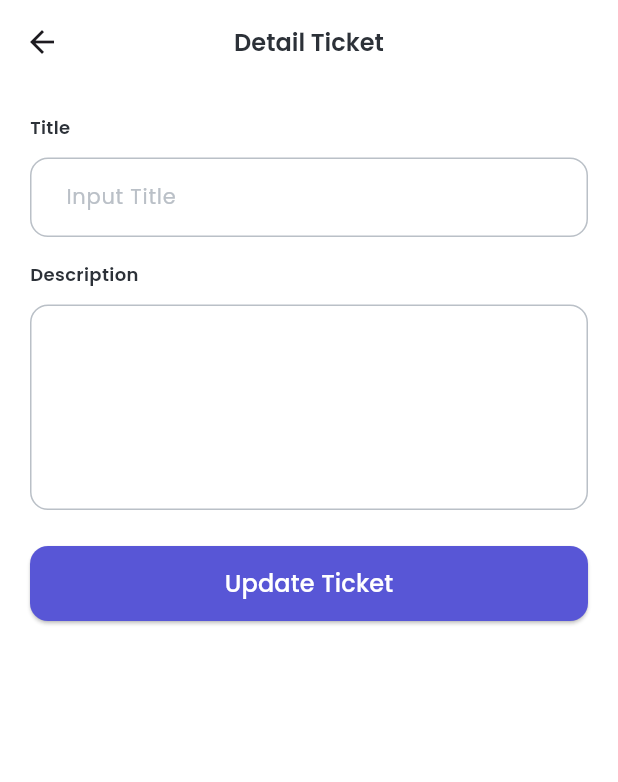
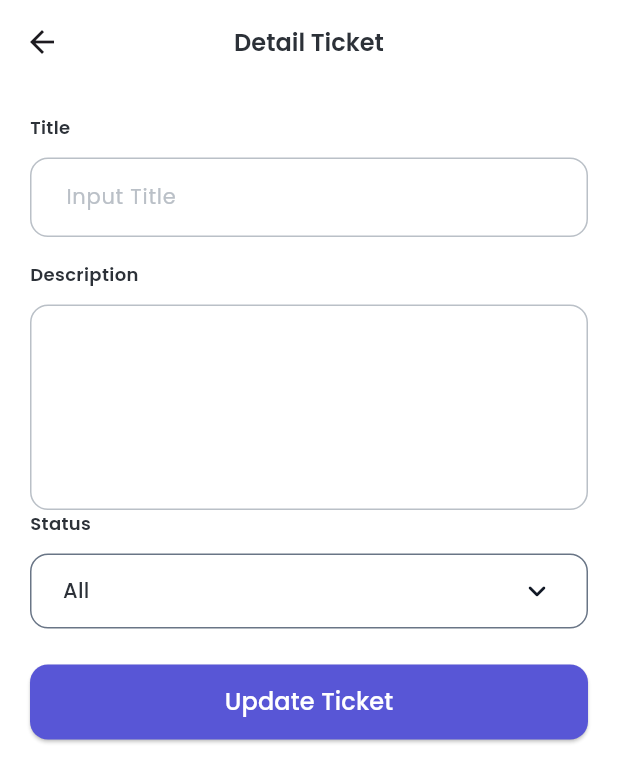
Before and after one commit to guruhnusa/altitude_supports_tickets_apps, a Flutter app: the DetailTicketPage screen opened by its route, on a phone screen of 412 x 824 dp. Shown: the top 782 px of the screen. Run offline on Flutter 3.47's test engine with Material 3 defaults, Android fonts, the phone set to English and light mode, and no system bars; our stand-ins replace dartz, dio, flutter_dotenv, flutter_hooks, gap, go_router and 4 more; generated files the repository leaves out were written again.

Commit message:
Add custom dropdown widget and integrate status selection in detail ticket page

```diff
--- /dev/null
+++ b/lib/src/core/helpers/widgets/custom_drop_down.dart
@@ -0,0 +1,67 @@
+// ignore_for_file: public_member_api_docs, sort_constructors_first
+import 'package:flutter/material.dart';
+
+import '../../assets/fonts.gen.dart';
+import '../../utils/constant/app_colors.dart';
+
+class CustomDropDown<T> extends StatelessWidget {
+  const CustomDropDown({
+    super.key,
+    required this.selectedItem,
+    required this.item,
+    this.onChanged,
+    required this.hint,
+    required this.itemLabelBuilder,
+  });
+
+  final ValueNotifier<T?> selectedItem;
+  final List<T> item;
+  final void Function(T?)? onChanged;
+  final String hint;
+  //item label builder
+  final String Function(T) itemLabelBuilder;
+
+  @override
+  Widget build(BuildContext context) {
+    return Container(
+      padding: const EdgeInsets.symmetric(horizontal: 16),
+      decoration: BoxDecoration(
+        border: Border.all(color: selectedItem.value == null ? AppColors.neutral200 : AppColors.neutral500, width: 1),
+        borderRadius: BorderRadius.circular(12),
+      ),
+      child: DropdownButton<T>(
+        isExpanded: true,
+        padding: const EdgeInsets.symmetric(horizontal: 5),
+        value: selectedItem.value,
+        hint: Text(
+          hint,
+          style: const TextStyle(
+            color: AppColors.neutral200,
+            fontSize: 14,
+            fontWeight: FontWeight.w400,
+          ),
+        ),
+        items: item.map((e) {
+          return DropdownMenuItem<T>(
+            value: e,
+            child: Text(
+              itemLabelBuilder(e),
+              style: const TextStyle(
+                color: AppColors.neutral900,
+                fontSize: 14,
+                fontWeight: FontWeight.w500,
+                fontFamily: FontFamily.poppins,
+              ),
+            ),
+          );
+        }).toList(),
+        dropdownColor: Colors.white,
+        onChanged: onChanged,
+        iconEnabledColor: const Color(0xFF121926),
+        iconDisabledColor: const Color(0xFF121926),
+        icon: const Icon(Icons.keyboard_arrow_down_rounded),
+        underline: const SizedBox.shrink(),
+      ),
+    );
+  }
+}
--- a/lib/src/features/home/presentation/pages/detail_ticket_page.dart
+++ b/lib/src/features/home/presentation/pages/detail_ticket_page.dart
@@ -7,7 +7,10 @@ import 'package:hooks_riverpod/hooks_riverpod.dart';
 import '../../../../core/helpers/buttons/buttons.dart';
 import '../../../../core/helpers/text_field/custom_text_field.dart';
 import '../../../../core/helpers/widgets/custom_appbar.dart';
+import '../../../../core/helpers/widgets/custom_drop_down.dart';
 import '../../../../core/utils/constant/app_colors.dart';
+import '../../data/datasources/local/filter_local_data.dart';
+import '../../domain/models/filter_model.dart';
 
 class DetailTicketPage extends HookConsumerWidget {
   const DetailTicketPage({super.key});
@@ -16,6 +19,8 @@ class DetailTicketPage extends HookConsumerWidget {
   Widget build(BuildContext context, WidgetRef ref) {
     final titleController = useTextEditingController();
     final descriptionController = useTextEditingController();
+
+    final selectStatus = useState<FilterModel>(filterLocalData.first);
 
     return Scaffold(
       appBar: CustomAppBar(
@@ -56,9 +61,29 @@ class DetailTicketPage extends HookConsumerWidget {
             minLines: 5,
             maxLines: null,
           ),
+          const Text(
+            'Status',
+            style: TextStyle(
+              fontSize: 12,
+              fontWeight: FontWeight.w600,
+              color: AppColors.neutral900,
+            ),
+          ),
+          const Gap(12),
+          CustomDropDown<FilterModel>(
+            hint: 'Status',
+            selectedItem: selectStatus,
+            item: filterLocalData,
+            itemLabelBuilder: (value) => value.title,
+            onChanged: (value) {
+              selectStatus.value = value!;
+            },
+          ),
           const Gap(24),
           Button.filled(
-            onPressed: () {},
+            onPressed: () {
+              // ref.read(updateTicketProvider.notifier).action(param: TicketParam(id: id, title: title, description: description))
+            },
             label: 'Update Ticket',
           ),
         ],
```
